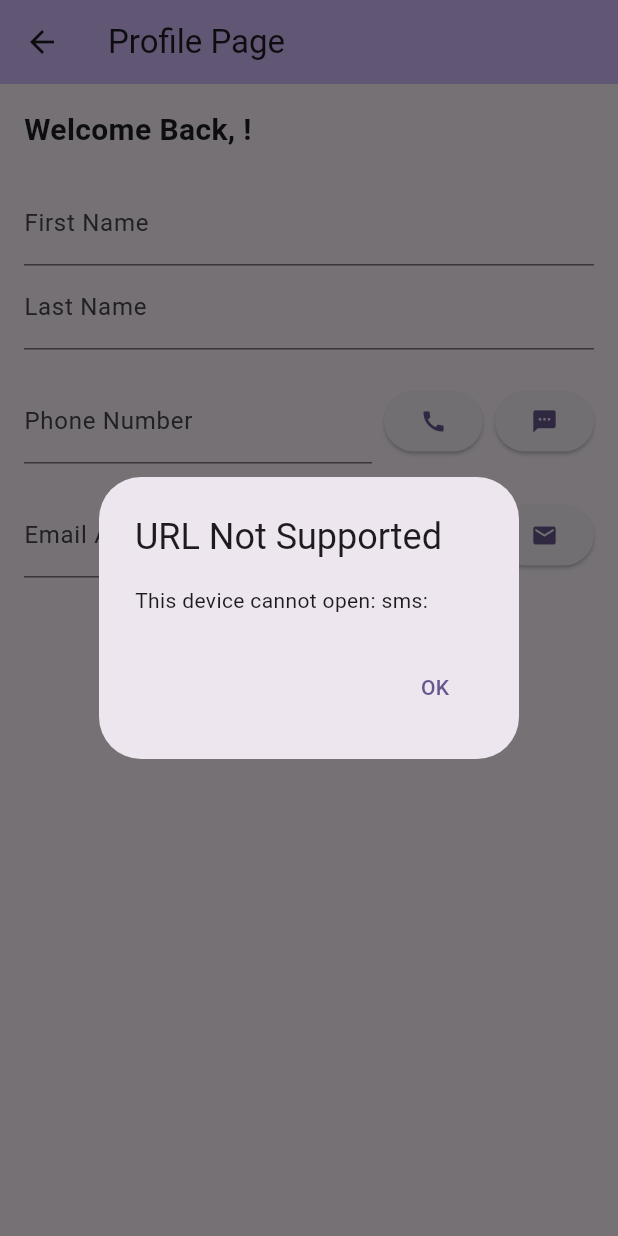
After one commit to heckermonn/my_cst2335_labs, a Flutter app: the ProfilePage screen opened by its route, after a tap on the "call" icon, after a tap on the "sms" icon, on a phone screen of 412 x 824 dp. The commit adds this screen. Run offline on Flutter 3.47's test engine with Material 3 defaults, Android fonts, the phone set to English and light mode, and no system bars; missing offline and left inert: encrypted_shared_preferences.

Commit message:
Add ProfilePage.dart, Refactored code to use Repository pattern

```diff
--- /dev/null
+++ b/lib/ProfilePage.dart
@@ -0,0 +1,155 @@
+import 'package:flutter/material.dart';
+import 'package:url_launcher/url_launcher.dart';
+import 'main.dart';
+
+class ProfilePage extends StatefulWidget {
+  const ProfilePage({super.key});
+
+  @override
+  State<ProfilePage> createState() => _ProfilePageState();
+}
+
+class _ProfilePageState extends State<ProfilePage> {
+  final repo = UserRepository();
+
+  @override
+  void initState() {
+    super.initState();
+    repo.loadData();
+    // Add listeners to save data on change
+    repo.fName.addListener(repo.saveProfileData);
+    repo.lName.addListener(repo.saveProfileData);
+    repo.phoneNum.addListener(repo.saveProfileData);
+    repo.eAddress.addListener(repo.saveProfileData);
+
+    WidgetsBinding.instance.addPostFrameCallback((_) {
+      ScaffoldMessenger.of(context).showSnackBar(
+        SnackBar(content: Text('Welcome Back, ${repo.loginUsername}!')),
+      );
+    });
+  }
+
+  @override
+  void dispose() {
+    repo.fName.removeListener(repo.saveProfileData);
+    repo.lName.removeListener(repo.saveProfileData);
+    repo.phoneNum.removeListener(repo.saveProfileData);
+    repo.eAddress.removeListener(repo.saveProfileData);
+    super.dispose();
+  }
+
+  Future<void> _launchUrl(String url) async {
+    final uri = Uri.parse(url);
+    if (await canLaunchUrl(uri)) {
+      await launchUrl(uri);
+    } else {
+      _showUnsupportedDialog(url);
+    }
+  }
+
+  void _showUnsupportedDialog(String url) {
+    showDialog(
+      context: context,
+      builder: (context) => AlertDialog(
+        title: const Text('URL Not Supported'),
+        content: Text('This device cannot open: $url'),
+        actions: [
+          TextButton(
+            onPressed: () => Navigator.of(context).pop(),
+            child: const Text('OK'),
+          )
+        ],
+      ),
+    );
+  }
+
+  Widget _buildPhoneNumberRow() {
+    return Row(
+      children: [
+        Flexible(
+          child: TextField(
+            controller: repo.phoneNum,
+            keyboardType: TextInputType.phone,
+            decoration: const InputDecoration(labelText: 'Phone Number'),
+          ),
+        ),
+        const SizedBox(width: 8),
+        ElevatedButton(
+          onPressed: () {
+            _launchUrl('tel:${repo.phoneNum.text}');
+          },
+          child: const Icon(Icons.call),
+        ),
+        const SizedBox(width: 8),
+        ElevatedButton(
+          onPressed: () {
+            _launchUrl('sms:${repo.phoneNum.text}');
+          },
+          child: const Icon(Icons.sms),
+        ),
+      ],
+    );
+  }
+
+  Widget _buildEmailRow() {
+    return Row(
+      children: [
+        Flexible(
+          child: TextField(
+            controller: repo.eAddress,
+            keyboardType: TextInputType.emailAddress,
+            decoration: const InputDecoration(labelText: 'Email Address'),
+          ),
+        ),
+        const SizedBox(width: 8),
+        ElevatedButton(
+          onPressed: () {
+            _launchUrl('mailto:${repo.eAddress.text}');
+          },
+          child: const Icon(Icons.mail),
+        ),
+      ],
+    );
+  }
+
+  @override
+  Widget build(BuildContext context) {
+    final userName = repo.loginUsername;
+
+    return Scaffold(
+      appBar: AppBar(
+        title: const Text('Profile Page'),
+        backgroundColor: Theme.of(context).colorScheme.inversePrimary,
+      ),
+      body: Padding(
+        padding: const EdgeInsets.all(16),
+        child: ListView(
+          children: [
+            Text(
+              'Welcome Back, $userName!',
+              style: const TextStyle(fontSize: 20, fontWeight: FontWeight.bold),
+            ),
+            const SizedBox(height: 20),
+
+            TextField(
+              controller: repo.fName,
+              decoration: const InputDecoration(labelText: 'First Name'),
+            ),
+            TextField(
+              controller: repo.lName,
+              decoration: const InputDecoration(labelText: 'Last Name'),
+            ),
+
+            const SizedBox(height: 20),
+
+            _buildPhoneNumberRow(),
+
+            const SizedBox(height: 20),
+
+            _buildEmailRow(),
+          ],
+        ),
+      ),
+    );
+  }
+}
--- a/pubspec.yaml
+++ b/pubspec.yaml
@@ -36,6 +36,7 @@ dependencies:
   cupertino_icons: ^1.0.8
   shared_preferences: ^2.5.3
   encrypted_shared_preferences: ^3.0.1
+  url_launcher: ^6.3.1
 
 dev_dependencies:
   flutter_test:
```
Also changed, not shown: lib/main.dart (+147 -86 lines), pubspec.lock, 5 other files.
